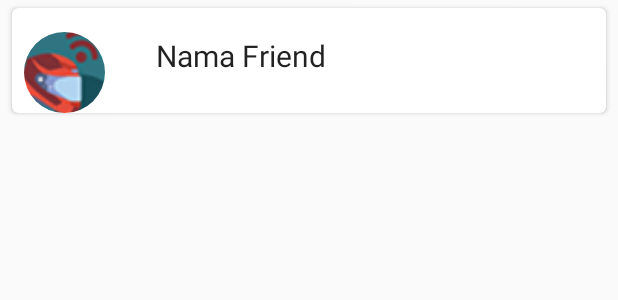
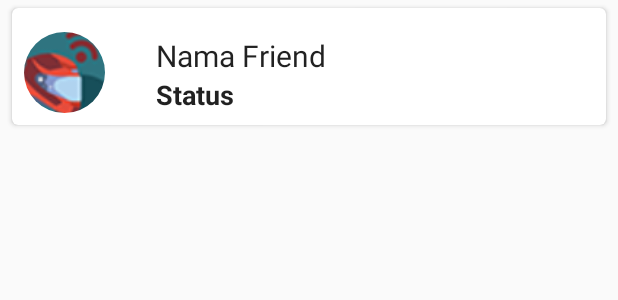
Before and after one commit to ArifGlory/Semudik, an Android app: the layout itemlist_listfriend.xml on its own in the app's theme, with its tools: preview values and no code run, on a phone screen of 412 x 824 dp. Shown: the top 300 px of the screen. Run offline under Robolectric (Android 15) with nearby library versions, the phone set to English and light mode, and no system bars.

Commit message:
rev260918

```diff
--- a/app/src/main/java/Adapter/RecycleViewHolderListFriend.java
+++ b/app/src/main/java/Adapter/RecycleViewHolderListFriend.java
@@ -7,6 +7,8 @@ import android.widget.ImageView;
 import android.widget.RelativeLayout;
 import android.widget.TextView;
 
+import org.w3c.dom.Text;
+
 import glory.semudik.R;
 
 /**
@@ -14,7 +16,7 @@ import glory.semudik.R;
  */
 public class RecycleViewHolderListFriend extends RecyclerView.ViewHolder {
 
-    public TextView txtNama;
+    public TextView txtNama,txtStatus;
     public CardView cardlist_item;
     public RelativeLayout relaList;
 
@@ -22,6 +24,7 @@ public class RecycleViewHolderListFriend extends RecyclerView.ViewHolder {
         super(itemView);
 
         txtNama= (TextView) itemView.findViewById(R.id.txt_nama);
+        txtStatus = (TextView) itemView.findViewById(R.id.txtStatus);
         cardlist_item = (CardView) itemView.findViewById(R.id.cardlist_item);
         relaList = (RelativeLayout) itemView.findViewById(R.id.relaList);
 
--- a/app/src/main/java/Module/SharedVariable.java
+++ b/app/src/main/java/Module/SharedVariable.java
@@ -11,6 +11,7 @@ public class SharedVariable {
     public static String nama = "Not Logged in";
     public static String userID;
     public static List<String> list_friend = new ArrayList();
+    public static List<String> list_status_friend = new ArrayList();
     public static List<String> list_key_friend = new ArrayList();
     public static List<String> list_nama_friend = new ArrayList();
     public static String check = "";
--- a/app/src/main/java/glory/semudik/BerandaActivity.java
+++ b/app/src/main/java/glory/semudik/BerandaActivity.java
@@ -46,6 +46,7 @@ public class BerandaActivity extends AppCompatActivity
         FragmentMaps mapsFragment = new FragmentMaps();
         android.support.v4.app.FragmentTransaction fragmentTransaction = getSupportFragmentManager().beginTransaction();
         fragmentTransaction.replace(R.id.fragmen_home, mapsFragment);
+        //fragmentTransaction.addToBackStack(null);
         fragmentTransaction.commit();
 
         DrawerLayout drawer = (DrawerLayout) findViewById(R.id.drawer_layout);
--- a/app/src/main/java/glory/semudik/MainActivity.java
+++ b/app/src/main/java/glory/semudik/MainActivity.java
@@ -118,9 +118,7 @@ public class MainActivity extends AppCompatActivity {
         }
         else {
             doLogin(getEmailId,getPassword);
-
         }
-
     }
 
     public  void customToast(String s){
--- a/app/src/main/java/glory/semudik/SplashActivity.java
+++ b/app/src/main/java/glory/semudik/SplashActivity.java
@@ -96,6 +96,7 @@ public class SplashActivity extends AppCompatActivity {
                     for (DataSnapshot child : dataSnapshot.getChildren()){
                         idFriend = child.child("idFriend").getValue().toString();
                         namaFriend = child.child("namaFriend").getValue().toString();
+
                         key = child.getKey();
 
                         SharedVariable.list_friend.add(idFriend);
--- a/app/src/main/res/layout/itemlist_listfriend.xml
+++ b/app/src/main/res/layout/itemlist_listfriend.xml
@@ -51,6 +51,17 @@
                 android:textColor="@color/primary_text_default_material_light"
                 android:textSize="20dp" />
 
+            <TextView
+                android:layout_width="wrap_content"
+                android:layout_height="wrap_content"
+                android:layout_centerVertical="true"
+                android:layout_centerHorizontal="true"
+                android:text="Status"
+                android:id="@+id/txtStatus"
+                android:textColor="@color/primary_text_default_material_light"
+                android:textStyle="bold"
+                style="@android:style/TextAppearance.Medium"/>
+
 
         </LinearLayout>
 
```
Also changed, not shown: app/src/main/java/Adapter/RecycleAdapterListFriend.java (+43 -2 lines), app/src/main/java/Fragment/FragmentMaps.java (+6 -3 lines), app/src/main/res/mipmap-hdpi/ic_launcher_round.png, app/src/main/res/mipmap-mdpi/ic_launcher_round.png, app/src/main/res/mipmap-xhdpi/ic_launcher_round.png, app/src/main/res/mipmap-xxhdpi/ic_launcher_round.png, app/src/main/res/mipmap-xxxhdpi/ic_launcher_round.png.
